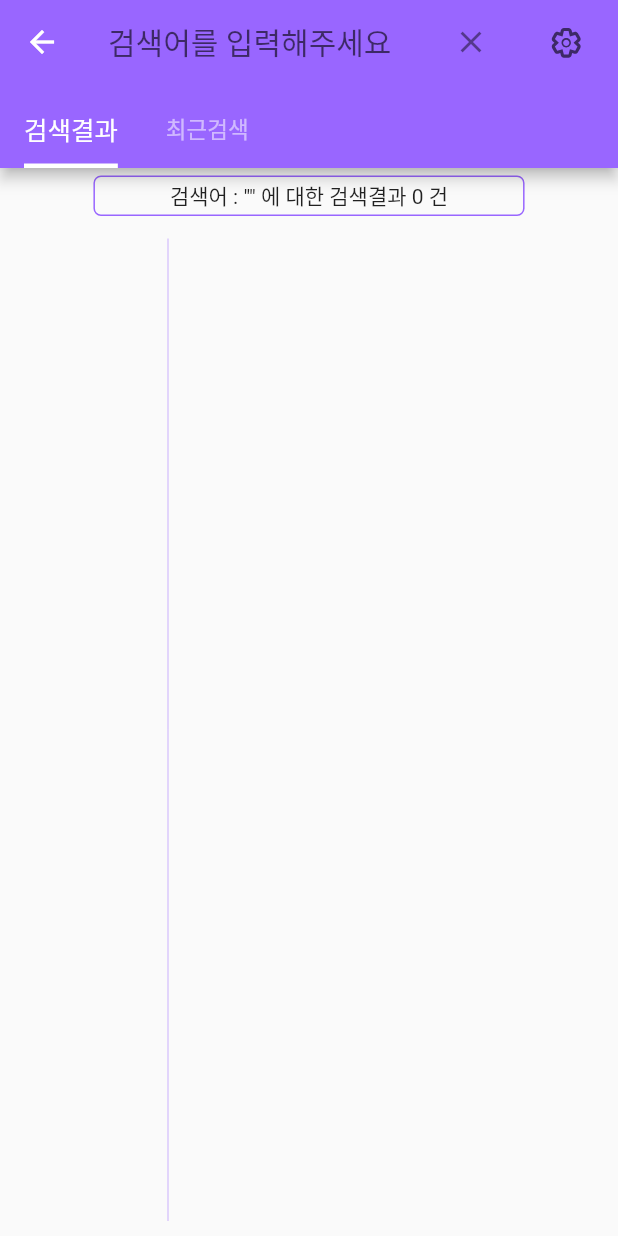
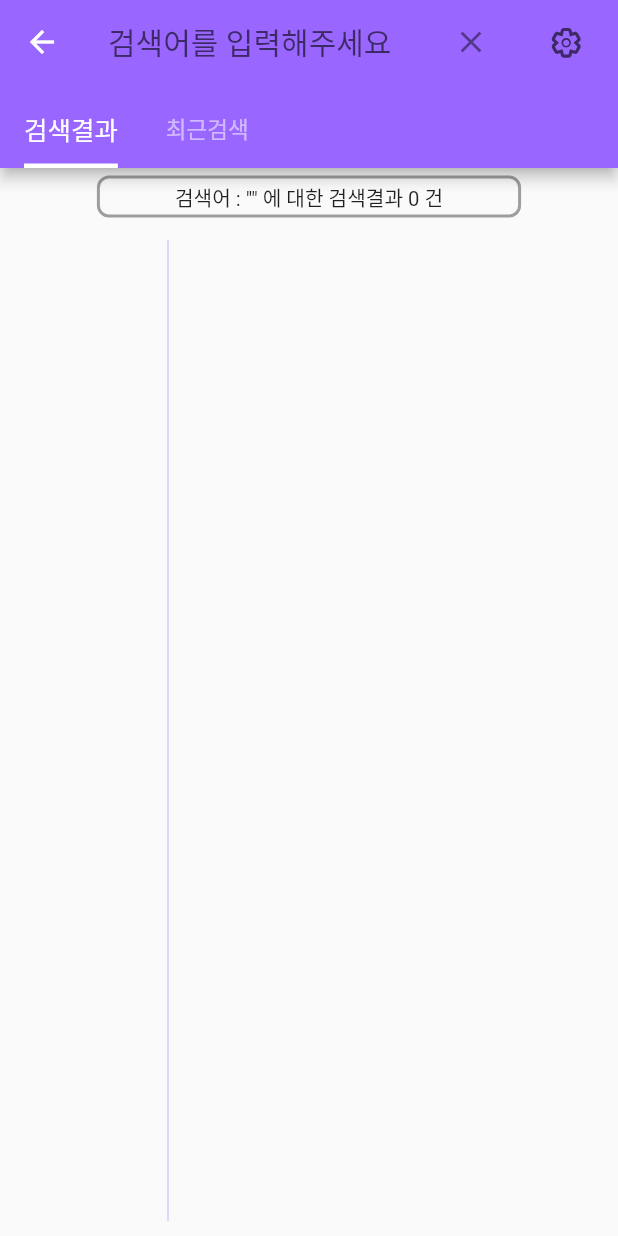
Before and after one commit to hicor1/bibleinus, a Flutter app: the screen it shows after launch, after a tap on an icon or button, on a phone screen of 412 x 824 dp. Run offline on Flutter 3.47's test engine with Material 2 defaults, Android fonts, the phone set to English and light mode, and no system bars; our stand-ins replace flutter_easyloading, fluttericon, fluttertoast, get, getwidget, modal_bottom_sheet and 5 more; missing offline and left inert: fab_circular_menu, word_break_text; accounts and stored records are empty; statements that could not run were skipped.

Commit message:
commit_7

```diff
--- a/lib/bible/bible_controller.dart
+++ b/lib/bible/bible_controller.dart
@@ -414,7 +414,8 @@ class BibleController extends GetxController {
   void Favorite_choiced_color_list_update(int index){
     // 0번 칼라코드 인덱스(X)를 클릭한 경우, 리스트 초기화
     if(index == 0){
-      Favorite_choiced_color_list = [];
+      Favorite_choiced_color_list = []; // 선택된 칼라코드 모두 초기화
+      FloatingAB_init(); // 플로팅 액션버튼 관련 정보 모두 초기화
     // 0번이 아닌 칼라코드 인경우, 아래와 같이 처리한다 ㄱㄱ
     }else{
       // 1. 클릭한 칼라 인덱스가 있는지 확인하고 있으면 제외, 없으면 추가 해준다.
--- a/lib/bible/bible_search_screen.dart
+++ b/lib/bible/bible_search_screen.dart
@@ -163,12 +163,14 @@ class FreeSearchResult extends StatelessWidget {
               children: [
                 /* 전체 검색 결과 등 결과 요약 표기 */
                 Container(
-                  child: Text('검색어 : "${BibleCtr.textController.text}" 에 대한 검색결과 ${NumberFormat('##,###').format(BibleCtr.FreeSearchResult.length)} 건'),
+                  child: Text(
+                    '검색어 : "${BibleCtr.textController.text}" 에 대한 검색결과 ${NumberFormat('##,###').format(BibleCtr.FreeSearchResult.length)} 건',
+                    style: TextStyle(fontSize: GeneralCtr.Textsize*0.9),),
                   margin: EdgeInsets.fromLTRB(0,5,0,5),
                   padding: EdgeInsets.fromLTRB(50,2,50,2),
                   decoration: BoxDecoration(
-                    border: Border.all(width: 1, color: GeneralCtr.MainColor),
-                    borderRadius: BorderRadius.circular(5),
+                    border: Border.all(width: 2, color: Colors.grey),
+                    borderRadius: BorderRadius.circular(8),
                   ),
                 ),
                 /* 아래는 검색 결과 표기 */
--- a/lib/bible/bible_tab_page.dart
+++ b/lib/bible/bible_tab_page.dart
@@ -159,7 +159,7 @@ class FlotingActionButton extends StatelessWidget {
             duration: Duration(milliseconds: 500),
             child: FabCircularMenu(
                 key: BibleCtr.fabKey, // 위에서 정의한 컨트롤러 할당 // 닫기:fabKey.currentState!.close()
-                ringColor: GeneralCtr.MainColor.withOpacity(0.9),
+                ringColor: GeneralCtr.MainColor.withOpacity(0.7),
                 ringDiameter: 350.0,
                 ringWidth: 70.0, // 안쪽 하얀링 크기
                 fabSize: 64.0, // 버튼 동그라미 지름
```
Also changed, not shown: lib/bible/bible_favorite_page.dart (+37 -33 lines).
